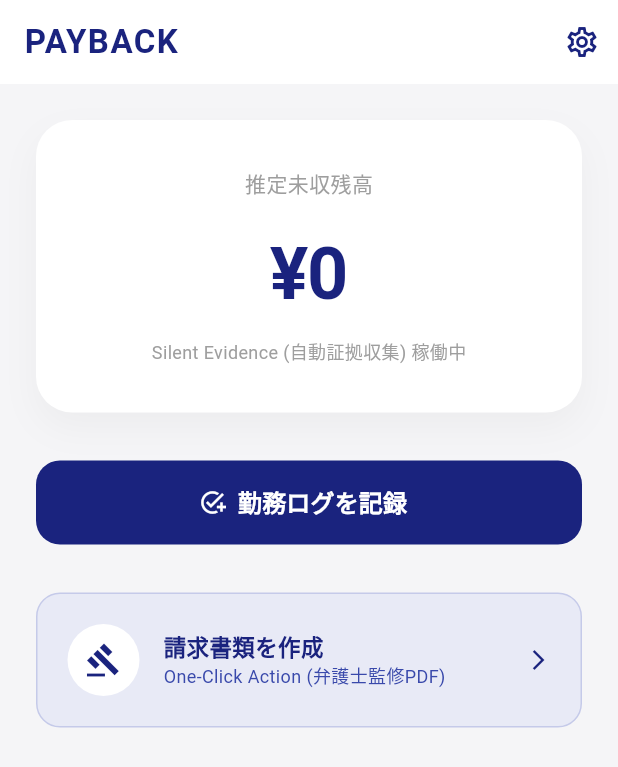
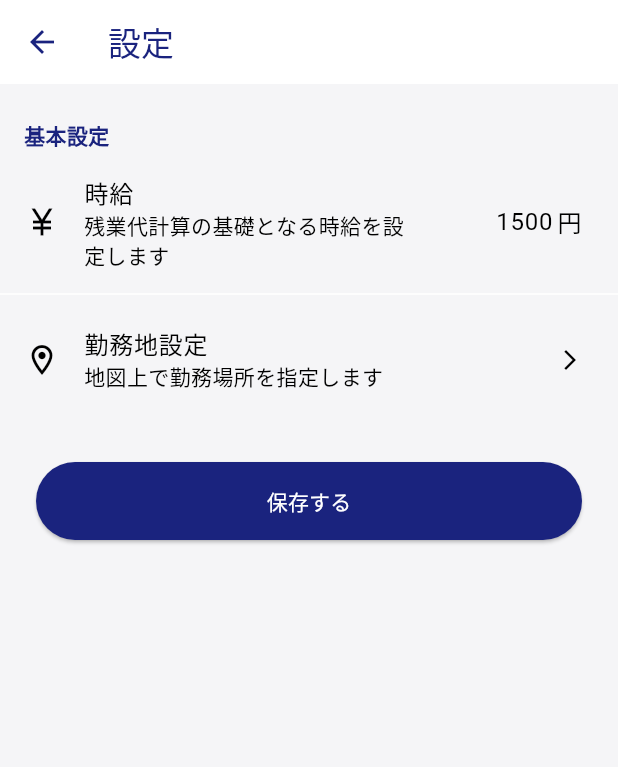
Before and after one commit to fumi3333/peba_app, a Flutter app: the screen it shows after launch, after a tap on the "settings" icon, on a phone screen of 412 x 824 dp. Shown: the top 767 px of the screen. Run offline on Flutter 3.47's test engine with Material 3 defaults, Android fonts, the phone set to English and light mode, and no system bars; our stand-ins replace cloud_firestore, firebase_auth, firebase_core, flutter_local_notifications, flutter_map, flutter_riverpod and 3 more; missing offline and left inert: flutter_background_service, flutter_background_service_android, ntp; accounts and stored records are empty; network calls fail; Roboto replaces fonts that are missing (RobotoMono).

Commit message:
feat(v5): Retry - Add Map Location Picker & Hourly Wage Settings

```diff
--- a/lib/features/logging/log_repository.dart
+++ b/lib/features/logging/log_repository.dart
@@ -26,6 +26,7 @@ class LogRepository {
     required double longitude,
     required bool isMock,
     String? note,
+    required int hourlyWage,
   }) async {
     if (_firestore == null) {
         print("LogRepository: Dropping log (No Firebase) - $note");
--- a/lib/ui/home_screen.dart
+++ b/lib/ui/home_screen.dart
@@ -5,6 +5,8 @@ import 'package:shared_preferences/shared_preferences.dart';
 import 'package:flutter_background_service/flutter_background_service.dart';
 import 'package:intl/intl.dart';
 import '../features/auth/auth_service.dart';
+import '../features/tracking/tracking_service.dart';
+import 'settings_screen.dart';
 import '../features/logging/log_repository.dart';
 
 class HomeScreen extends ConsumerStatefulWidget {
@@ -15,47 +17,34 @@ class HomeScreen extends ConsumerStatefulWidget {
 }
 
 class _HomeScreenState extends ConsumerState<HomeScreen> {
-  // Mock settings for MVP
-  final double hourlyWage = 1500;
+  // Settings
+  int _hourlyWage = 1500;
   final NumberFormat currencyFormat = NumberFormat.currency(locale: 'ja_JP', symbol: '¥');
 
   @override
   void initState() {
     super.initState();
+    _loadSettings();
     ref.read(authServiceProvider).signInAnonymously();
   }
 
+  Future<void> _loadSettings() async {
+    final prefs = await SharedPreferences.getInstance();
+    setState(() {
+      _hourlyWage = prefs.getInt('hourly_wage') ?? 1500;
+    });
+  }
+
+  Future<void> _openSettings() async {
+    await Navigator.push(
+      context,
+      MaterialPageRoute(builder: (context) => const SettingsScreen()),
+    );
+    _loadSettings();
+  }
+
   Future<void> _setWorkplace() async {
-    LocationPermission permission = await Geolocator.checkPermission();
-    if (permission == LocationPermission.denied) {
-      permission = await Geolocator.requestPermission();
-      if (permission == LocationPermission.denied) return;
-    }
-
-    if (permission == LocationPermission.deniedForever) {
-      await Geolocator.openAppSettings();
-      return;
-    }
-
-    final position = await Geolocator.getCurrentPosition(desiredAccuracy: LocationAccuracy.high);
-
-    final prefs = await SharedPreferences.getInstance();
-    await prefs.setDouble('work_lat', position.latitude);
-    await prefs.setDouble('work_lng', position.longitude);
-
-    if (mounted) {
-      ScaffoldMessenger.of(context).showSnackBar(
-        const SnackBar(
-          content: Text('勤務地を更新しました。エリア内での滞在を記録します。'),
-          backgroundColor: Color(0xFF1A237E),
-        ),
-      );
-    }
-
-    final service = FlutterBackgroundService();
-    if (!await service.isRunning()) {
-      service.startService();
-    }
+    // Legacy method maintained for now, but UI uses SettingsScreen
   }
 
   Future<void> _onRecordLogPressed() async {
@@ -64,7 +53,8 @@ class _HomeScreenState extends ConsumerState<HomeScreen> {
       latitude: position.latitude,
       longitude: position.longitude,
       isMock: position.isMocked,
-      note: 'MANUAL_ENTRY'
+      note: 'MANUAL_ENTRY',
+      hourlyWage: _hourlyWage,
     );
 
     if (mounted) {
@@ -107,8 +97,8 @@ class _HomeScreenState extends ConsumerState<HomeScreen> {
         actions: [
           IconButton(
             icon: const Icon(Icons.settings_outlined),
-            onPressed: _setWorkplace,
-            tooltip: '勤務地設定',
+            onPressed: _openSettings,
+            tooltip: '設定',
           ),
         ],
       ),
@@ -171,7 +161,7 @@ class _HomeScreenState extends ConsumerState<HomeScreen> {
               if (snapshot.hasData && snapshot.data!.docs.isNotEmpty) {
                  final docs = snapshot.data!.docs;
                  double totalHours = docs.length * 0.25;
-                 amount = (totalHours * hourlyWage).round();
+                 amount = (totalHours * _hourlyWage).round();
               }
 
               return Text(
--- /dev/null
+++ b/lib/ui/settings_screen.dart
@@ -0,0 +1,115 @@
+import 'package:flutter/material.dart';
+import 'package:flutter/services.dart';
+import 'package:shared_preferences/shared_preferences.dart';
+import 'location_picker_screen.dart';
+
+class SettingsScreen extends StatefulWidget {
+  const SettingsScreen({super.key});
+
+  @override
+  State<SettingsScreen> createState() => _SettingsScreenState();
+}
+
+class _SettingsScreenState extends State<SettingsScreen> {
+  final _wageController = TextEditingController();
+  bool _isLoading = true;
+
+  @override
+  void initState() {
+    super.initState();
+    _loadSettings();
+  }
+
+  Future<void> _loadSettings() async {
+    final prefs = await SharedPreferences.getInstance();
+    final wage = prefs.getInt('hourly_wage') ?? 1500;
+    _wageController.text = wage.toString();
+    setState(() => _isLoading = false);
+  }
+
+  Future<void> _saveSettings() async {
+    final prefs = await SharedPreferences.getInstance();
+    final wage = int.tryParse(_wageController.text) ?? 1500;
+    await prefs.setInt('hourly_wage', wage);
+
+    if (mounted) {
+      ScaffoldMessenger.of(context).showSnackBar(
+        const SnackBar(content: Text('設定を保存しました')),
+      );
+      Navigator.pop(context);
+    }
+  }
+
+  @override
+  Widget build(BuildContext context) {
+    return Scaffold(
+      appBar: AppBar(title: const Text('設定')),
+      body: _isLoading
+        ? const Center(child: CircularProgressIndicator())
+        : ListView(
+            children: [
+              _buildSectionHeader('基本設定'),
+              ListTile(
+                leading: const Icon(Icons.currency_yen),
+                title: const Text('時給'),
+                subtitle: const Text('残業代計算の基礎となる時給を設定します'),
+                trailing: SizedBox(
+                  width: 100,
+                  child: TextField(
+                    controller: _wageController,
+                    keyboardType: TextInputType.number,
+                    textAlign: TextAlign.end,
+                    decoration: const InputDecoration(
+                      suffixText: '円',
+                      border: InputBorder.none,
+                    ),
+                    inputFormatters: [FilteringTextInputFormatter.digitsOnly],
+                  ),
+                ),
+              ),
+              const Divider(),
+              ListTile(
+                leading: const Icon(Icons.location_on_outlined),
+                title: const Text('勤務地設定'),
+                subtitle: const Text('地図上で勤務場所を指定します'),
+                trailing: const Icon(Icons.arrow_forward_ios, size: 16),
+                onTap: () {
+                  Navigator.push(
+                    context,
+                    MaterialPageRoute(builder: (context) => const LocationPickerScreen()),
+                  );
+                },
+              ),
+
+              const SizedBox(height: 32),
+              Padding(
+                padding: const EdgeInsets.symmetric(horizontal: 24),
+                child: ElevatedButton(
+                  onPressed: _saveSettings,
+                  style: ElevatedButton.styleFrom(
+                    backgroundColor: Theme.of(context).primaryColor,
+                    foregroundColor: Colors.white,
+                    padding: const EdgeInsets.symmetric(vertical: 16),
+                  ),
+                  child: const Text('保存する'),
+                ),
+              ),
+            ],
+          ),
+    );
+  }
+
+  Widget _buildSectionHeader(String title) {
+    return Padding(
+      padding: const EdgeInsets.fromLTRB(16, 24, 16, 8),
+      child: Text(
+        title,
+        style: TextStyle(
+          color: Theme.of(context).primaryColor,
+          fontWeight: FontWeight.bold,
+          fontSize: 14,
+        ),
+      ),
+    );
+  }
+}
--- a/pubspec.yaml
+++ b/pubspec.yaml
@@ -30,6 +30,8 @@ dependencies:
   ntp: ^2.0.0 # 正確な時刻取得（改ざん防止）
   crypto: ^3.0.3 # SHA-256ハッシュ化
   shared_preferences: ^2.2.2 # 設定（職場位置）の保存
+  flutter_map: ^8.2.2
+  latlong2: ^0.9.1
 
 dev_dependencies:
   flutter_test:
```
Also changed, not shown: lib/features/tracking/tracking_service.dart (+23 -81 lines), lib/ui/location_picker_screen.dart (added, +130 -0 lines), pubspec.lock, 1 other file.
